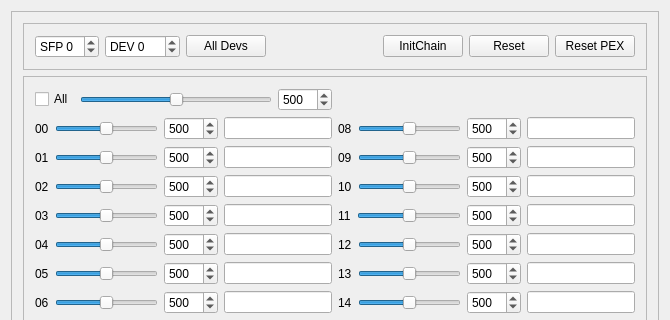
Old version of the form mbspex/gui/qt/febex/FebexGui.ui in the repository gsi-ee/drivers; both pictures show x 0 to 670 and y 0 to 320 of the 670 by 659 pixel window.
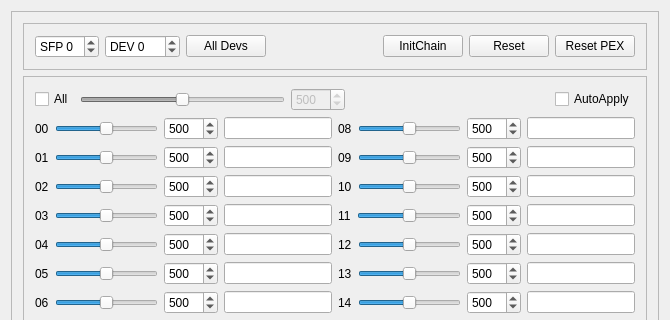
New version of the form.

Commit message: AutoApllyBtn connected

```diff
--- a/mbspex/gui/qt/febex/FebexGui.ui
+++ b/mbspex/gui/qt/febex/FebexGui.ui
@@ -13,7 +13,7 @@
   <property name="windowTitle">
    <string>FEBEX GUI</string>
   </property>
-  <layout class="QGridLayout" name="gridLayout_4">
+  <layout class="QGridLayout" name="gridLayout_3">
    <item row="0" column="0">
     <widget class="QScrollArea" name="scrollArea_3">
      <property name="sizePolicy">
@@ -34,8 +34,8 @@
         <height>529</height>
        </rect>
       </property>
-      <layout class="QVBoxLayout" name="verticalLayout">
-       <item>
+      <layout class="QGridLayout" name="gridLayout_2">
+       <item row="0" column="0">
         <widget class="QFrame" name="configureframe">
          <property name="sizePolicy">
           <sizepolicy hsizetype="Preferred" vsizetype="Fixed">
@@ -169,7 +169,7 @@
          <zorder>ResetBoardButton</zorder>
         </widget>
        </item>
-       <item>
+       <item row="1" column="0">
         <widget class="QScrollArea" name="scrollArea">
          <property name="widgetResizable">
           <bool>true</bool>
@@ -183,12 +183,12 @@
             <height>431</height>
            </rect>
           </property>
-          <layout class="QGridLayout" name="gridLayout_3">
-           <item row="0" column="0">
-            <layout class="QGridLayout" name="gridLayout_2">
+          <layout class="QGridLayout" name="gridLayout_4">
              <item row="0" column="0">
               <layout class="QGridLayout" name="gridLayout">
-               <item row="0" column="0">
+             <item row="0" column="0" colspan="2">
+              <layout class="QHBoxLayout" name="horizontalLayout_4">
+               <item>
                 <layout class="QHBoxLayout" name="horizontalLayout_all">
                  <item>
                   <widget class="QCheckBox" name="checkBox">
@@ -199,6 +199,9 @@
                  </item>
                  <item>
                   <widget class="QSlider" name="DAC_Slider_all">
+                   <property name="enabled">
+                    <bool>false</bool>
+                   </property>
                    <property name="maximum">
                     <number>1000</number>
                    </property>
@@ -218,6 +221,9 @@
                  </item>
                  <item>
                   <widget class="QSpinBox" name="DAC_spinBox_all">
+                   <property name="enabled">
+                    <bool>false</bool>
+                   </property>
                    <property name="maximum">
                     <number>1000</number>
                    </property>
@@ -229,9 +235,7 @@
                    </property>
                   </widget>
                  </item>
-                </layout>
-               </item>
-               <item row="0" column="1">
+                 <item>
                 <spacer name="horizontalSpacer_3">
                  <property name="orientation">
                   <enum>Qt::Horizontal</enum>
@@ -244,6 +248,17 @@
                  </property>
                 </spacer>
                </item>
+                </layout>
+               </item>
+               <item>
+                <widget class="QCheckBox" name="checkBox_AA">
+                 <property name="text">
+                  <string>AutoApply</string>
+                 </property>
+                </widget>
+               </item>
+              </layout>
+             </item>
                <item row="1" column="0">
                 <layout class="QVBoxLayout" name="verticalLayout_2">
                  <item>
@@ -988,9 +1003,7 @@
                  </item>
                 </layout>
                </item>
-              </layout>
-             </item>
-             <item row="1" column="0">
+             <item row="2" column="0" colspan="2">
               <widget class="QPlainTextEdit" name="TextOutput">
                <property name="sizePolicy">
                 <sizepolicy hsizetype="Expanding" vsizetype="Preferred">
```
Left out of the diff: 40 changed lines with no effect on the pictures. Lines whose indentation alone changed are shown as unchanged. The commit also changes 2 other files.
